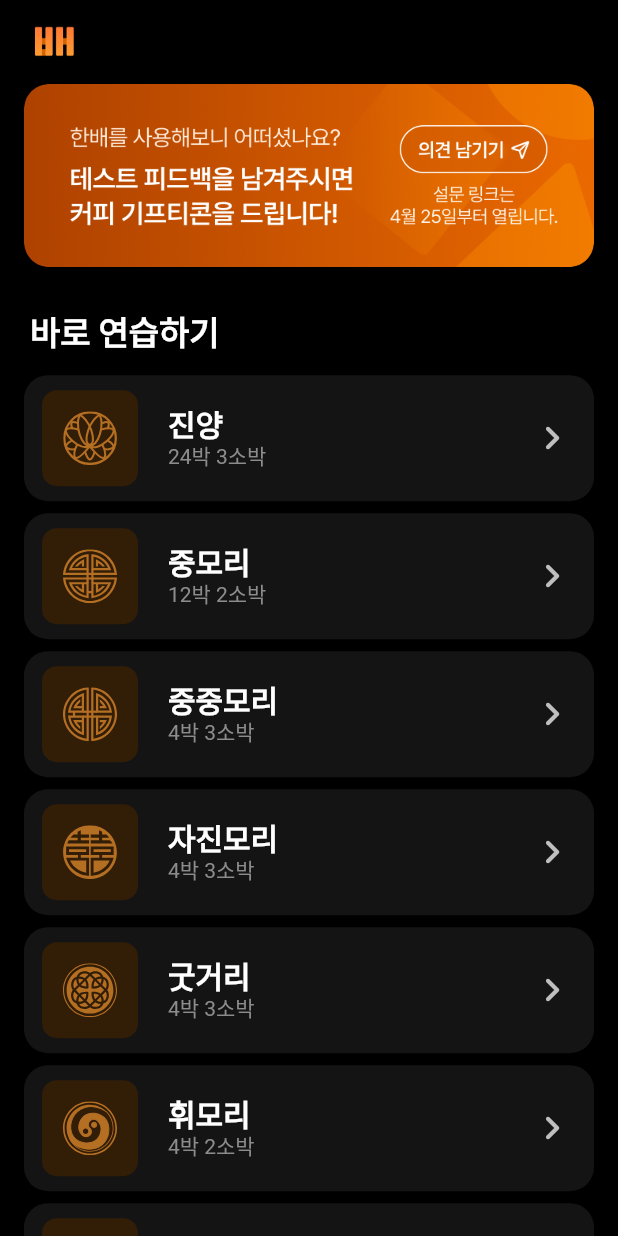
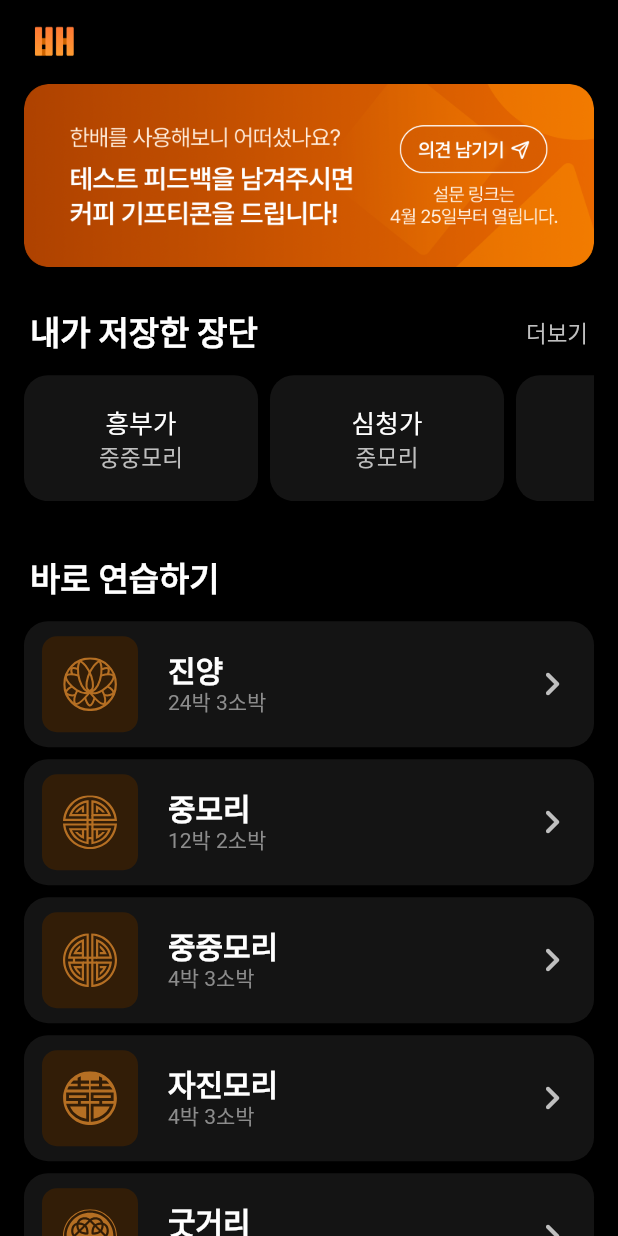
Before and after one commit to Team-Hanbae/Hanbae-Flutter, a Flutter app: the screen it shows after launch, on a phone screen of 412 x 824 dp. Run offline on Flutter 3.47's test engine with Material 3 defaults, Android fonts, the light colour scheme and no system bars; our stand-ins replace equatable, flutter_bloc, flutter_svg, shared_preferences; Roboto replaces fonts that are missing (Pretendard).

```diff
--- a/lib/presentation/home/home_screen.dart
+++ b/lib/presentation/home/home_screen.dart
@@ -3,7 +3,7 @@ import 'package:flutter_bloc/flutter_bloc.dart';
 import 'package:flutter_svg/flutter_svg.dart';
 import 'package:hanbae/bloc/metronome/metronome_bloc.dart';
 import 'package:hanbae/data/basic_jangdan_data.dart';
-// import 'package:hanbae/data/custom_jangdan_data.dart';
+import 'package:hanbae/data/custom_jangdan_data.dart';
 import 'package:url_launcher/url_launcher.dart';
 import 'package:hanbae/presentation/metronome/metronome_screen.dart';
 import 'package:hanbae/theme/colors.dart';
@@ -49,133 +49,133 @@ class HomeScreen extends StatelessWidget {
 
               const SizedBox(height: 24),
 
-              // Column(
-              //   children: [
-              //     Padding(
-              //       padding: const EdgeInsets.symmetric(horizontal: 4),
-              //       child: Row(
-              //         mainAxisAlignment: MainAxisAlignment.spaceBetween,
-              //         children: [
-              //           Text(
-              //             "내가 저장한 장단",
-              //             style: AppTextStyles.title2B.copyWith(
-              //               color: AppColors.textDefault,
-              //             ),
-              //           ),
-              //           TextButton(
-              //             onPressed: () {},
-              //             style: TextButton.styleFrom(
-              //               minimumSize: Size(40, 40),
-              //               tapTargetSize: MaterialTapTargetSize.shrinkWrap,
-              //               padding: EdgeInsets.zero,),
-              //             child: Text(
-              //               "더보기",
-              //               style: AppTextStyles.calloutR.copyWith(
-              //                 color: AppColors.textTertiary,
-              //               ),
-              //             ),
-              //           ),
-              //         ],
-              //       ),
-              //     ),
+              Column(
+                children: [
+                  Padding(
+                    padding: const EdgeInsets.symmetric(horizontal: 4),
+                    child: Row(
+                      mainAxisAlignment: MainAxisAlignment.spaceBetween,
+                      children: [
+                        Text(
+                          "내가 저장한 장단",
+                          style: AppTextStyles.title2B.copyWith(
+                            color: AppColors.textDefault,
+                          ),
+                        ),
+                        TextButton(
+                          onPressed: () {},
+                          style: TextButton.styleFrom(
+                            minimumSize: Size(40, 40),
+                            tapTargetSize: MaterialTapTargetSize.shrinkWrap,
+                            padding: EdgeInsets.zero,),
+                          child: Text(
+                            "더보기",
+                            style: AppTextStyles.calloutR.copyWith(
+                              color: AppColors.textTertiary,
+                            ),
+                          ),
+                        ),
+                      ],
+                    ),
+                  ),
 
-              //     const SizedBox(height: 8),
+                  const SizedBox(height: 8),
 
-              //     SizedBox(
-              //       height: 84,
-              //       child:
-              //           customJangdanList.isEmpty
-              //               ? Container(
-              //                 width: double.infinity,
-              //                 decoration: BoxDecoration(
-              //                   color: AppColors.backgroundSheet,
-              //                   borderRadius: BorderRadius.all(
-              //                     Radius.circular(16),
-              //                   ),
-              //                 ),
-              //                 child: Center(
-              //                   child: Text(
-              //                     "저장한 장단이 없어요",
-              //                     style: TextStyle(
-              //                       fontSize: 16,
-              //                       color: AppColors.textQuaternary,
-              //                     ),
-              //                   ),
-              //                 ),
-              //               )
-              //               : ListView.separated(
-              //                 scrollDirection: Axis.horizontal,
-              //                 itemCount:
-              //                     customJangdanList.length >= 2
-              //                         ? customJangdanList.length + 1
-              //                         : customJangdanList.length,
-              //                 separatorBuilder:
-              //                     (context, index) => SizedBox(width: 8),
-              //                 itemBuilder: (context, index) {
-              //                   if (customJangdanList.length >= 2 &&
-              //                       index == customJangdanList.length) {
-              //                     // 리스트 아이템이 2개 이상일 때 '더보기' 나타남
-              //                     return Container(
-              //                       width: 156,
-              //                       height: 84,
-              //                       decoration: BoxDecoration(
-              //                         color: AppColors.backgroundSheet,
-              //                         borderRadius: BorderRadius.all(
-              //                           Radius.circular(16),
-              //                         ),
-              //                       ),
-              //                       child: Center(
-              //                         child: Text(
-              //                           "더보기",
-              //                           style: TextStyle(
-              //                             fontSize: 17,
-              //                             color: AppColors.textTertiary,
-              //                           ),
-              //                         ),
-              //                       ),
-              //                     );
-              //                   } else {
-              //                     final item = customJangdanList[index];
-              //                     return Container(
-              //                       width: 156,
-              //                       height: 84,
-              //                       decoration: BoxDecoration(
-              //                         color: AppColors.backgroundSheet,
-              //                         borderRadius: BorderRadius.all(
-              //                           Radius.circular(16),
-              //                         ),
-              //                       ),
-              //                       child: Center(
-              //                         child: Column(
-              //                           mainAxisAlignment:
-              //                               MainAxisAlignment.center,
-              //                           children: [
-              //                             Text(
-              //                               item.title,
-              //                               style: TextStyle(
-              //                                 fontSize: 17,
-              //                                 color: AppColors.textDefault,
-              //                               ),
-              //                             ),
-              //                             Text(
-              //                               item.janganType,
-              //                               style: TextStyle(
-              //                                 fontSize: 15,
-              //                                 color: AppColors.textTertiary,
-              //                               ),
-              //                             ),
-              //                           ],
-              //                         ),
-              //                       ),
-              //                     );
-              //                   }
-              //                 },
-              //               ),
-              //     ),
-              //   ],
-              // ), //내가 저장한 장단 끝
+                  SizedBox(
+                    height: 84,
+                    child:
+                        customJangdanList.isEmpty
+                            ? Container(
+                              width: double.infinity,
+                              decoration: BoxDecoration(
+                                color: AppColors.backgroundSheet,
+                                borderRadius: BorderRadius.all(
+                                  Radius.circular(16),
+                                ),
+                              ),
+                              child: Center(
+                                child: Text(
+                                  "저장한 장단이 없어요",
+                                  style: TextStyle(
+                                    fontSize: 16,
+                                    color: AppColors.textQuaternary,
+                                  ),
+                                ),
+                              ),
+                            )
+                            : ListView.separated(
+                              scrollDirection: Axis.horizontal,
+                              itemCount:
+                                  customJangdanList.length >= 2
+                                      ? customJangdanList.length + 1
+                                      : customJangdanList.length,
+                              separatorBuilder:
+                                  (context, index) => SizedBox(width: 8),
+                              itemBuilder: (context, index) {
+                                if (customJangdanList.length >= 2 &&
+                                    index == customJangdanList.length) {
+                                  // 리스트 아이템이 2개 이상일 때 '더보기' 나타남
+                                  return Container(
+                                    width: 156,
+                                    height: 84,
+                                    decoration: BoxDecoration(
+                                      color: AppColors.backgroundSheet,
+                                      borderRadius: BorderRadius.all(
+                                        Radius.circular(16),
+                                      ),
+                                    ),
+                                    child: Center(
+                                      child: Text(
+                                        "더보기",
+                                        style: TextStyle(
+                                          fontSize: 17,
+                                          color: AppColors.textTertiary,
+                                        ),
+                                      ),
+                                    ),
+                                  );
+                                } else {
+                                  final item = customJangdanList[index];
+                                  return Container(
+                                    width: 156,
+                                    height: 84,
+                                    decoration: BoxDecoration(
+                                      color: AppColors.backgroundSheet,
+                                      borderRadius: BorderRadius.all(
+                                        Radius.circular(16),
+                                      ),
+                                    ),
+                                    child: Center(
+                                      child: Column(
+                                        mainAxisAlignment:
+                                            MainAxisAlignment.center,
+                                        children: [
+                                          Text(
+                                            item.title,
+                                            style: TextStyle(
+                                              fontSize: 17,
+                                              color: AppColors.textDefault,
+                                            ),
+                                          ),
+                                          Text(
+                                            item.janganType,
+                                            style: TextStyle(
+                                              fontSize: 15,
+                                              color: AppColors.textTertiary,
+                                            ),
+                                          ),
+                                        ],
+                                      ),
+                                    ),
+                                  );
+                                }
+                              },
+                            ),
+                  ),
+                ],
+              ), //내가 저장한 장단 끝
 
-              // SizedBox(height: 32),
+              SizedBox(height: 32),
 
               Column(
                 children: [
```
Also changed, not shown: pubspec.yaml (+6 -12 lines).
